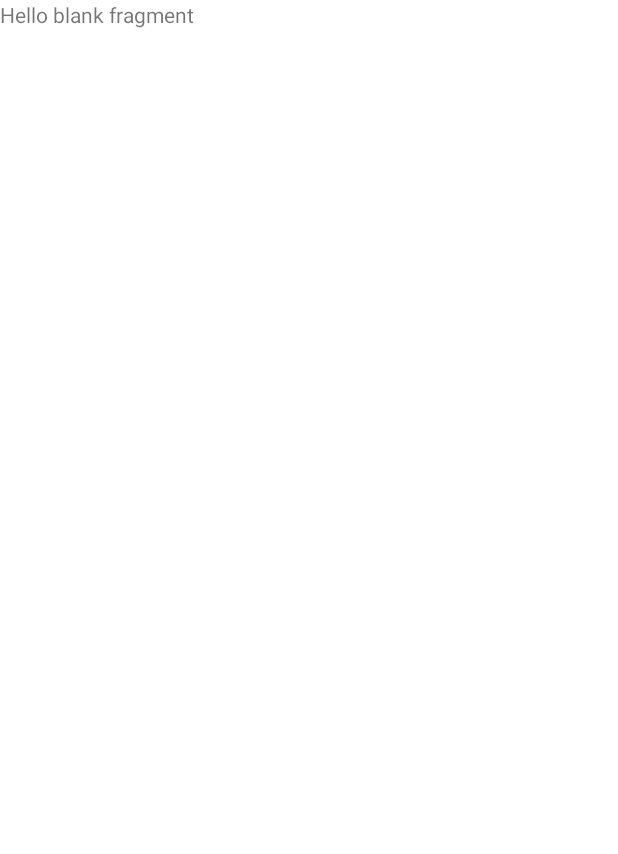
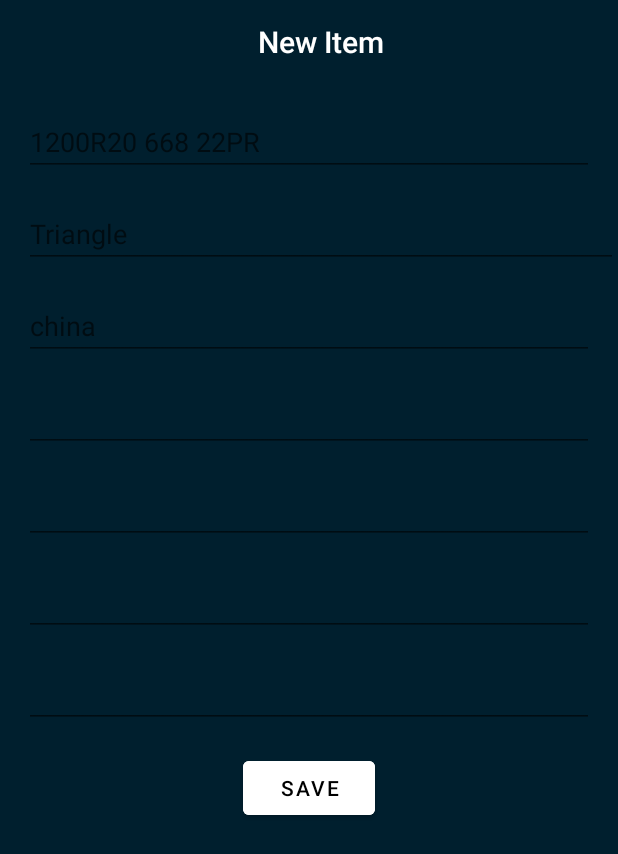
Before and after one commit to Nnegash1/BookKeeper, an Android app: the FragmentItemPage screen opened through its navigation route, on a phone screen of 412 x 824 dp. Before the commit the part shown is almost empty. Shown: the top 854 px of the screen. Run offline under Robolectric (Android 15) with nearby library versions, the phone set to English and light mode, and no system bars; our stand-ins replace Room's generated code.

Commit message:
Mid point

```diff
--- a/app/src/main/java/com/example/bookkeeper/ui/adapter/InvoiceAdapter.kt
+++ b/app/src/main/java/com/example/bookkeeper/ui/adapter/InvoiceAdapter.kt
@@ -35,7 +35,7 @@ class InvoiceCardViewHolder(private val binding: InvoiceCardBinding) :
 
     fun display(card: Invoice) {
         with(binding) {
-            client.text =  card.client
+            client.text = card.client
             invoiceNumber.text = card.invoice_id.toString()
         }
     }
--- a/app/src/main/java/com/example/bookkeeper/ui/main/FragmentInfoPage.kt
+++ /dev/null
@@ -1,20 +0,0 @@
-package com.example.bookkeeper.ui.main
-
-import android.os.Bundle
-import androidx.fragment.app.Fragment
-import android.view.LayoutInflater
-import android.view.View
-import android.view.ViewGroup
-import com.example.bookkeeper.R
-
-
-class FragmentInfoPage : Fragment() {
-    override fun onCreateView(
-        inflater: LayoutInflater, container: ViewGroup?,
-        savedInstanceState: Bundle?
-    ): View? {
-        // Inflate the layout for this fragment
-        return inflater.inflate(R.layout.fragment__invoice__detail, container, false)
-    }
-
-}
--- a/app/src/main/java/com/example/bookkeeper/ui/main/FragmentInvoiceDetail.kt
+++ b/app/src/main/java/com/example/bookkeeper/ui/main/FragmentInvoiceDetail.kt
@@ -2,13 +2,12 @@ package com.example.bookkeeper.ui.main
 
 import android.location.Address
 import android.os.Bundle
-import androidx.fragment.app.Fragment
 import android.view.LayoutInflater
 import android.view.View
 import android.view.ViewGroup
+import androidx.fragment.app.Fragment
 import androidx.fragment.app.viewModels
-import androidx.navigation.fragment.findNavController
-import com.example.bookkeeper.databinding.FragmentInsertItemBinding
+import com.example.bookkeeper.databinding.FragmentClientDetailBinding
 import com.example.bookkeeper.model.data.Invoice
 import com.example.bookkeeper.model.data.Item
 import com.example.bookkeeper.viewmodel.InvoiceViewModel
@@ -17,12 +16,12 @@ import java.util.*
 
 class FragmentInvoiceDetail : Fragment() {
 
-    lateinit var binding: FragmentInsertItemBinding
+    lateinit var binding: FragmentClientDetailBinding
     private val vm: InvoiceViewModel by viewModels()
     override fun onCreateView(
         inflater: LayoutInflater, container: ViewGroup?,
         savedInstanceState: Bundle?
-    ): View = FragmentInsertItemBinding.inflate(layoutInflater).also { binding = it }.root
+    ): View = FragmentClientDetailBinding.inflate(layoutInflater).also { binding = it }.root
 
     override fun onViewCreated(view: View, savedInstanceState: Bundle?) {
         super.onViewCreated(view, savedInstanceState)
--- a/app/src/main/java/com/example/bookkeeper/ui/main/FragmentItemPage.kt
+++ b/app/src/main/java/com/example/bookkeeper/ui/main/FragmentItemPage.kt
@@ -1,10 +1,10 @@
 package com.example.bookkeeper.ui.main
 
 import android.os.Bundle
-import androidx.fragment.app.Fragment
 import android.view.LayoutInflater
 import android.view.View
 import android.view.ViewGroup
+import androidx.fragment.app.Fragment
 import com.example.bookkeeper.R
 
 class FragmentItemPage : Fragment() {
@@ -15,6 +15,6 @@ class FragmentItemPage : Fragment() {
         savedInstanceState: Bundle?
     ): View? {
         // Inflate the layout for this fragment
-        return inflater.inflate(R.layout.fragment__add__item, container, false)
+        return inflater.inflate(R.layout.fragment_add_item, container, false)
     }
 }
--- a/app/src/main/java/com/example/bookkeeper/ui/main/HomePageFragment.kt
+++ b/app/src/main/java/com/example/bookkeeper/ui/main/HomePageFragment.kt
@@ -1,15 +1,14 @@
 package com.example.bookkeeper.ui.main
 
 import android.os.Bundle
-import androidx.fragment.app.Fragment
 import android.view.LayoutInflater
 import android.view.View
 import android.view.ViewGroup
+import androidx.fragment.app.Fragment
 import androidx.fragment.app.viewModels
 import androidx.lifecycle.lifecycleScope
 import androidx.navigation.fragment.findNavController
 import androidx.recyclerview.widget.LinearLayoutManager
-import com.example.bookkeeper.R
 import com.example.bookkeeper.databinding.FragmentHomePageBinding
 import com.example.bookkeeper.ui.adapter.InvoiceAdapter
 import com.example.bookkeeper.viewmodel.InvoiceViewModel
@@ -36,6 +35,10 @@ class HomePageFragment : Fragment() {
             }
         }
 
+        binding.fab.setOnClickListener {
+            val action = HomePageFragmentDirections.actionHomePageFragmentToFragmentInsertItem2()
+            findNavController().navigate(action)
+        }
         initAdapter()
         vm.getAllInvoice()
     }
--- a/app/src/main/java/com/example/bookkeeper/viewmodel/InvoiceViewModel.kt
+++ b/app/src/main/java/com/example/bookkeeper/viewmodel/InvoiceViewModel.kt
@@ -1,7 +1,6 @@
 package com.example.bookkeeper.viewmodel
 
 import android.util.Log
-import androidx.lifecycle.LiveData
 import androidx.lifecycle.ViewModel
 import androidx.lifecycle.viewModelScope
 import com.example.bookkeeper.model.InvoiceRepository
--- a/app/src/main/res/layout/fragment__add__item.xml
+++ /dev/null
@@ -1,14 +0,0 @@
-<?xml version="1.0" encoding="utf-8"?>
-<FrameLayout xmlns:android="http://schemas.android.com/apk/res/android"
-    xmlns:tools="http://schemas.android.com/tools"
-    android:layout_width="match_parent"
-    android:layout_height="match_parent"
-    tools:context=".Fragment_Add_Item">
-
-    <!-- TODO: Update blank fragment layout -->
-    <TextView
-        android:layout_width="match_parent"
-        android:layout_height="match_parent"
-        android:text="@string/hello_blank_fragment" />
-
-</FrameLayout>
--- a/app/src/main/res/layout/fragment__invoice__detail.xml
+++ /dev/null
@@ -1,14 +0,0 @@
-<?xml version="1.0" encoding="utf-8"?>
-<FrameLayout xmlns:android="http://schemas.android.com/apk/res/android"
-    xmlns:tools="http://schemas.android.com/tools"
-    android:layout_width="match_parent"
-    android:layout_height="match_parent"
-    tools:context=".Fragment_Invoice_Detail">
-
-    <!-- TODO: Update blank fragment layout -->
-    <TextView
-        android:layout_width="match_parent"
-        android:layout_height="match_parent"
-        android:text="@string/hello_blank_fragment" />
-
-</FrameLayout>
--- /dev/null
+++ b/app/src/main/res/layout/fragment_add_item.xml
@@ -0,0 +1,97 @@
+<?xml version="1.0" encoding="utf-8"?>
+<LinearLayout xmlns:android="http://schemas.android.com/apk/res/android"
+    xmlns:tools="http://schemas.android.com/tools"
+    android:layout_width="match_parent"
+    android:layout_height="match_parent"
+    android:background="@color/invoice_background"
+    android:orientation="vertical">
+
+    <Toolbar
+        android:layout_width="wrap_content"
+        android:layout_height="wrap_content"
+        android:layout_gravity="center"
+        android:titleTextColor="@color/white"
+        android:textAlignment="center"
+        android:title="New Item"
+        style="@style/TextAppearance.AppCompat.Large"
+        tools:targetApi="m" />
+
+    <com.google.android.material.textfield.TextInputEditText
+        android:id="@+id/description"
+        android:layout_width="match_parent"
+        android:layout_height="wrap_content"
+        android:layout_marginStart="16dp"
+        android:layout_marginTop="16dp"
+        android:layout_marginEnd="16dp"
+        android:hint="@string/description"
+        android:textColor="@color/white" />
+
+    <com.google.android.material.textfield.TextInputEditText
+        android:id="@+id/brand"
+        android:layout_width="match_parent"
+        android:layout_height="wrap_content"
+        android:layout_marginStart="16dp"
+        android:layout_marginTop="16dp"
+        android:hint="@string/brand"
+        android:textColor="@color/white" />
+
+    <com.google.android.material.textfield.TextInputEditText
+        android:id="@+id/origin"
+        android:layout_width="match_parent"
+        android:layout_height="wrap_content"
+        android:layout_marginStart="16dp"
+        android:layout_marginTop="16dp"
+        android:layout_marginEnd="16dp"
+        android:hint="@string/origin"
+        android:textColor="@color/white" />
+
+    <com.google.android.material.textfield.TextInputEditText
+        android:id="@+id/hs_code"
+        android:layout_width="match_parent"
+        android:layout_height="wrap_content"
+        android:layout_marginStart="16dp"
+        android:layout_marginTop="16dp"
+        android:layout_marginEnd="16dp"
+        android:textColor="@color/white" />
+
+
+    <com.google.android.material.textfield.TextInputEditText
+        android:id="@+id/item"
+        android:layout_width="match_parent"
+        android:layout_height="wrap_content"
+        android:layout_marginStart="16dp"
+        android:layout_marginTop="16dp"
+        android:layout_marginEnd="16dp"
+        android:textColor="@color/white" />
+
+
+    <com.google.android.material.textfield.TextInputEditText
+        android:id="@+id/qty"
+        android:layout_width="match_parent"
+        android:layout_height="wrap_content"
+        android:layout_marginStart="16dp"
+        android:layout_marginTop="16dp"
+        android:layout_marginEnd="16dp"
+        android:textColor="@color/white" />
+
+    <com.google.android.material.textfield.TextInputEditText
+        android:id="@+id/unit_price"
+        android:layout_width="match_parent"
+        android:layout_height="wrap_content"
+        android:layout_marginStart="16dp"
+        android:layout_marginTop="16dp"
+        android:layout_marginEnd="16dp"
+        android:textColor="@color/white" />
+
+    <Button
+        android:layout_width="wrap_content"
+        android:layout_height="wrap_content"
+        android:layout_gravity="center"
+        android:layout_marginStart="16dp"
+        android:layout_marginTop="16dp"
+        android:layout_marginEnd="16dp"
+        android:backgroundTint="@color/white"
+        android:text="@string/save"
+        android:textColor="@color/black" />
+
+</LinearLayout>
--- a/app/src/main/res/layout/fragment_insert_item.xml
+++ b/app/src/main/res/layout/fragment_client_detail.xml
@@ -109,7 +109,7 @@
                 android:id="@+id/item"
                 android:layout_width="match_parent"
                 android:layout_height="wrap_content"
-                android:layout_marginStart="40dp"
+                android:layout_marginStart="9dp"
                 android:layout_marginTop="9dp"
                 android:layout_marginEnd="9dp"
                 android:layout_marginBottom="9dp"
@@ -118,14 +118,15 @@
                 android:textSize="17sp"
                 android:textStyle="bold" />
 
+            <ImageView
+                android:layout_width="30dp"
+                android:layout_height="30dp"
+                android:layout_alignEnd="@+id/item"
+                android:contentDescription="@string/vector"
+                android:src="@android:drawable/ic_menu_add" />
         </RelativeLayout>
 
-        <ImageView
-            android:layout_width="30dp"
-            android:layout_height="30dp"
-            android:layout_alignStart="@+id/item"
-            android:contentDescription="@string/vector"
-            android:src="@android:drawable/ic_menu_add" />
+
     </com.google.android.material.card.MaterialCardView>
 
 
--- a/app/src/main/res/layout/fragment_home_page.xml
+++ b/app/src/main/res/layout/fragment_home_page.xml
@@ -2,10 +2,10 @@
 <RelativeLayout xmlns:android="http://schemas.android.com/apk/res/android"
     xmlns:app="http://schemas.android.com/apk/res-auto"
     xmlns:tools="http://schemas.android.com/tools"
-    android:background="@color/invoice_background"
     android:id="@+id/title"
     android:layout_width="match_parent"
-    android:layout_height="wrap_content">
+    android:layout_height="wrap_content"
+    android:background="@color/invoice_background">
 
 
     <androidx.appcompat.widget.SearchView
@@ -44,6 +44,7 @@
         android:background="@android:color/transparent"
         android:backgroundTint="@color/white"
         android:clickable="true"
+        android:contentDescription="TODO"
         android:focusable="true"
         app:rippleColor="@color/black"
         app:srcCompat="@android:drawable/ic_input_add" />
--- a/app/src/main/res/navigation/nav_graph.xml
+++ b/app/src/main/res/navigation/nav_graph.xml
@@ -17,15 +17,14 @@
         android:id="@+id/fragmentInsertItem"
         android:name="com.example.bookkeeper.ui.main.FragmentInvoiceDetail"
         android:label="fragment_insert_item"
-        tools:layout="@layout/fragment_insert_item"/>
-    <fragment
-        android:id="@+id/fragment_Invoice_Detail"
-        android:name="com.example.bookkeeper.ui.main.FragmentInfoPage"
-        android:label="fragment__invoice__detail"
-        tools:layout="@layout/fragment__invoice__detail" />
+        tools:layout="@layout/fragment_client_detail">
+        <action
+            android:id="@+id/action_fragmentInsertItem_to_fragment_Add_Item"
+            app:destination="@id/fragment_Add_Item" />
+    </fragment>
     <fragment
         android:id="@+id/fragment_Add_Item"
         android:name="com.example.bookkeeper.ui.main.FragmentItemPage"
         android:label="fragment__add__item"
-        tools:layout="@layout/fragment__add__item" />
+        tools:layout="@layout/fragment_add_item" />
 </navigation>
--- a/app/src/main/res/values/strings.xml
+++ b/app/src/main/res/values/strings.xml
@@ -8,6 +8,8 @@
     <string name="vector">Vector</string>
     <string name="detail">Detail</string>
     <string name="add_item">Add Item</string>
-    <!-- TODO: Remove or change this placeholder text -->
-    <string name="hello_blank_fragment">Hello blank fragment</string>
+    <string name="description">1200R20 668 22PR</string>
+    <string name="brand">Triangle</string>
+    <string name="origin">china</string>
+    <string name="save">save</string>
 </resources>
```
